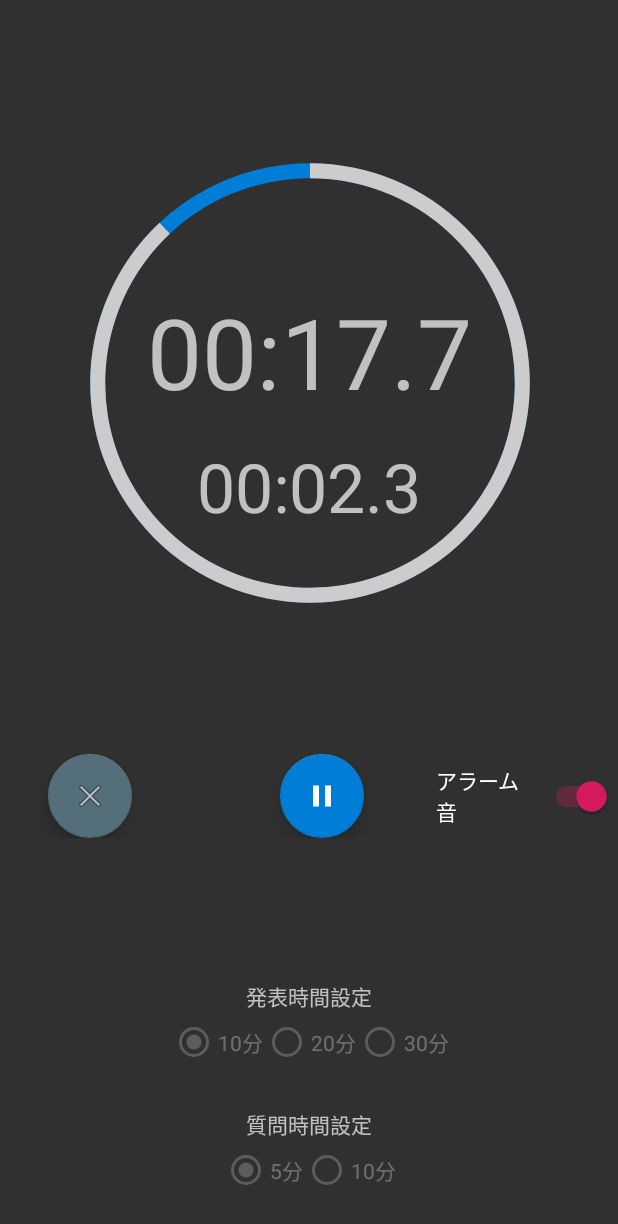
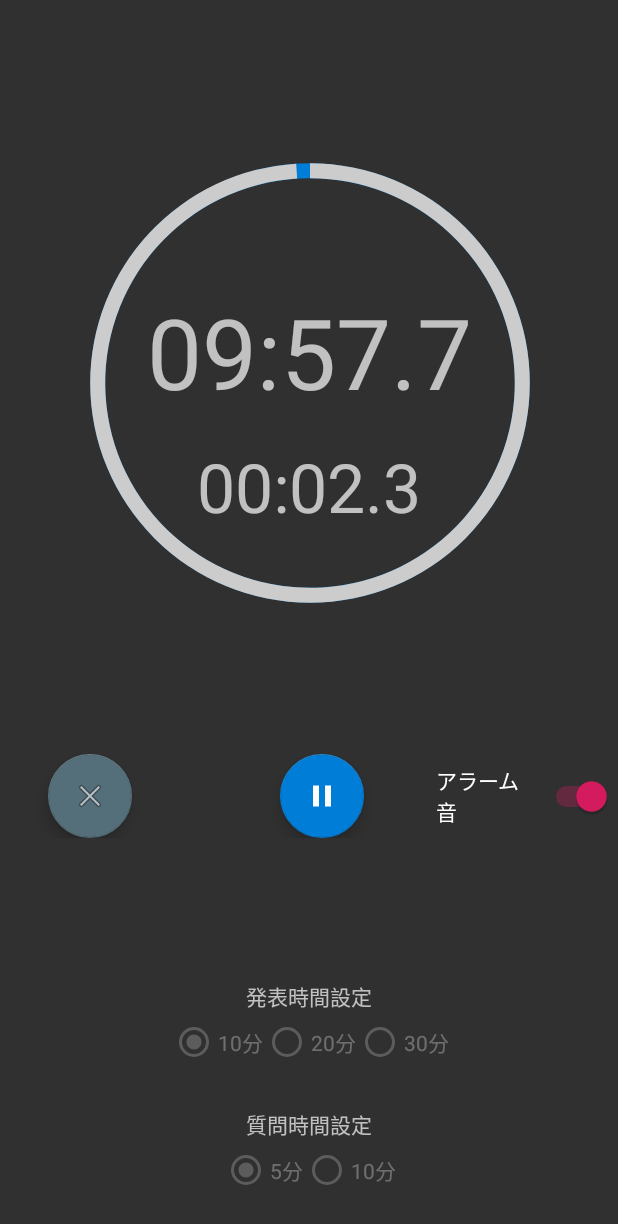
Before and after one commit to mikuta0407/SysDevB_Project, an Android app: the screen it shows after launch (MainActivity), after a tap on an icon or button, on a phone screen of 412 x 824 dp. Shown: the top 1224 px of the screen. Run offline under Robolectric (Android 15) with nearby library versions, the phone set to English and light mode, and no system bars.

Commit message:
実際の数値に変更。デモはDemo用Branchに

```diff
--- a/PresentationTimer/app/src/main/java/com/mikuta0407/presentation_timer/MainActivity.java
+++ b/PresentationTimer/app/src/main/java/com/mikuta0407/presentation_timer/MainActivity.java
@@ -86,8 +86,8 @@ public class MainActivity extends AppCompatActivity {
 
 		//テキスト表示
 		timerText = findViewById(R.id.disp_time);
-		//timerText.setText("10:00.0");
-		timerText.setText("00:20.0"); //デモ用
+		timerText.setText("10:00.0");
+		//timerText.setText("00:20.0"); //デモ用
 		pastText = findViewById(R.id.past_time);
 		pastText.setText(dataFormat.format(0));
 
@@ -181,10 +181,10 @@ public class MainActivity extends AppCompatActivity {
 					pastText.setText("00:00.0"); //除算の余りの関係で00:00.1になるので
 
 					//停止時の文字復元
-					//if (ptime == 600000) {
-					if (ptime == 20000) { //デモ用
-						//timerText.setText("10:00.0");
-						timerText.setText("00:20.0"); //デモ用
+					if (ptime == 600000) {
+					//if (ptime == 20000) { //デモ用
+						timerText.setText("10:00.0");
+						//timerText.setText("00:20.0"); //デモ用
 					} else if (ptime == 1200000) {
 						timerText.setText("20:00.0");
 					} else if (ptime == 1800000) {
@@ -196,8 +196,8 @@ public class MainActivity extends AppCompatActivity {
 
 			/* ラジオボタン */
 			// 発表時間
-			//if (ptime == 600000) {
-			if (ptime == 20000) { //デモ用
+			if (ptime == 600000) {
+			//if (ptime == 20000) { //デモ用
 				ptime_radiobox.check(R.id.ptime10);
 			} else if (ptime == 1200000) {
 				ptime_radiobox.check(R.id.ptime20);
@@ -205,8 +205,8 @@ public class MainActivity extends AppCompatActivity {
 				ptime_radiobox.check(R.id.ptime30);
 			}
 			// 質問時間
-			//if (qtime == 300000) {動いてくれてるんですよね
-			if (qtime == 15000) { //デモ用
+			if (qtime == 300000) {
+			//if (qtime == 15000) { //デモ用
 				qtime_radiobox.check(R.id.qtime5);
 			} else if (qtime == 600000) {
 				qtime_radiobox.check(R.id.qtime10);
@@ -240,8 +240,8 @@ public class MainActivity extends AppCompatActivity {
 
 						// ptimeに時間設定。(ms)
 						if (ptimeId == R.id.ptime10) {
-							//ptime = 600000;  //10*60*1000 ms
-							ptime = 20000; //デモ用
+							ptime = 600000;  //10*60*1000 ms
+							//ptime = 20000; //デモ用
 						} else if (ptimeId == R.id.ptime20) {
 							ptime = 1200000; //20*60*1000 ms
 						} else if (ptimeId == R.id.ptime30) {
@@ -254,8 +254,8 @@ public class MainActivity extends AppCompatActivity {
 
 						// qtimeに時間設定。(ms)
 						if (qtimeId == R.id.qtime5) {
-							//qtime = 300000;  //5*60*1000 ms
-							qtime = 15000; //デモ用
+							qtime = 300000;  //5*60*1000 ms
+							//qtime = 15000; //デモ用
 						} else if (qtimeId == R.id.qtime10) {
 							qtime = 600000;  //10*60*1000 ms
 						}
@@ -304,8 +304,8 @@ public class MainActivity extends AppCompatActivity {
 			@Override
 			public void onTick(long millisUntilFinished) {
 				leftTime = millisUntilFinished;
-				//if (leftTime <= 60000 && rang == false){
-				if (leftTime <= 10000 && rang == false){ //デモ用
+				if (leftTime <= 60000 && rang == false){
+				//if (leftTime <= 10000 && rang == false){ //デモ用
 					rang = true; //音がなったか鳴らないかにかかわらずとりあえず鳴るタイミングになったので(複数回鳴ることを防止)
 
 					if (alermSwitch.isChecked()) { //アラーム音スイッチがONなら
@@ -462,8 +462,8 @@ public class MainActivity extends AppCompatActivity {
 
 		if (flashmode == true) {
 			timerText.setText("00:00.0");   //残り0だからね。
-			//pastText.setText((((qtime)/1000)/60) + ":00.0");  //本来はこれやりますがデモは1分未満なので
-			pastText.setText("00.20.0");//デモ用
+			pastText.setText((((qtime)/1000)/60) + ":00.0");  //本来はこれやりますがデモは1分未満なので
+			//pastText.setText("00.20.0");//デモ用
 			timeProgressBar.setProgress(0); //円が全部青か赤に
 		} else {
 			timerText.setText("");  //文字が虚無です
@@ -499,8 +499,8 @@ public class MainActivity extends AppCompatActivity {
 
 	/* 以下3つは発表時間をラジオボタンで切り替えてるときに表示部も変えるため */
 	public void radioSetTimeText10(View v){
-		//timerText.setText("10:00.0");
-		timerText.setText("00:20.0"); //デモ用
+		timerText.setText("10:00.0");
+		//timerText.setText("00:20.0"); //デモ用
 	}
 
 	public void radioSetTimeText20(View v){
```
